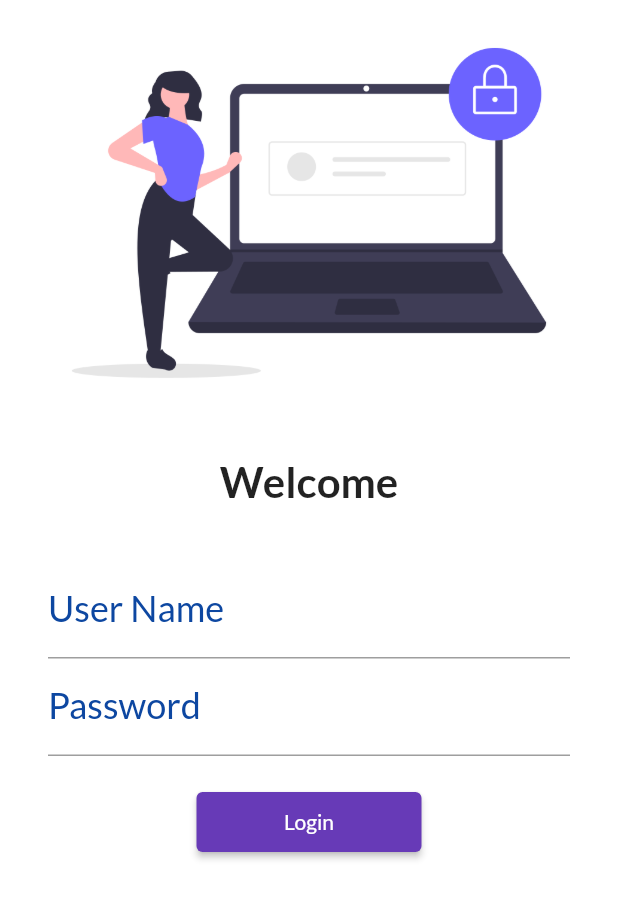
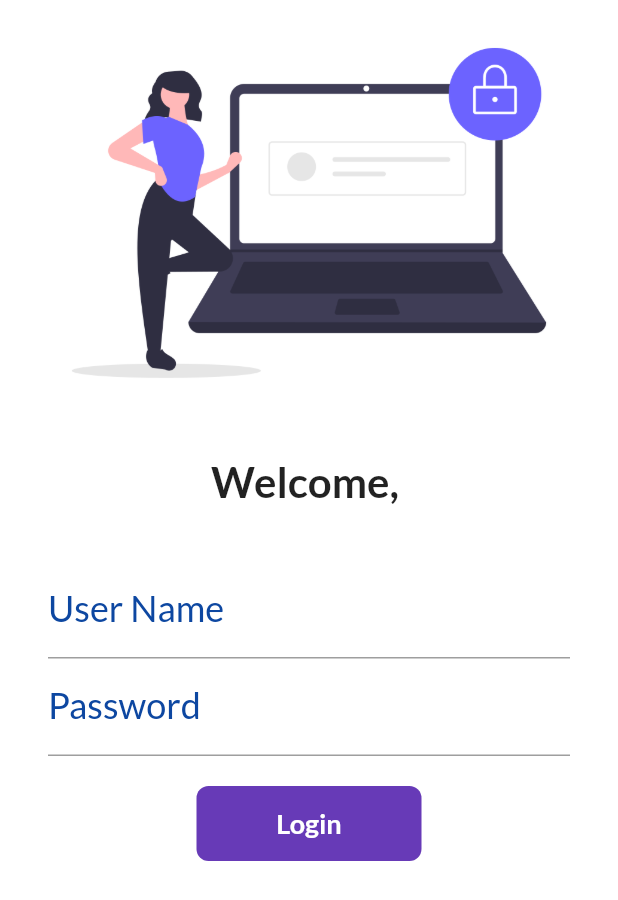
Before and after one commit to DhruvDalal/30daysofflutter, a Flutter app: the screen it shows after launch, on a phone screen of 412 x 824 dp. Shown: the top 900 px of the screen. Run offline on Flutter 3.47's test engine with Material 2 defaults, Android fonts, the phone set to English and light mode, and no system bars; our stand-ins replace google_fonts.

Commit message:
day 6 completed

```diff
--- a/lib/Pages/login_page.dart
+++ b/lib/Pages/login_page.dart
@@ -3,7 +3,15 @@ import 'package:flutter_catalog/Pages/home_page.dart';
 import 'package:flutter_catalog/Utils/routes.dart';
 import 'package:google_fonts/google_fonts.dart';
 
-class LoginPage extends StatelessWidget {
+class LoginPage extends StatefulWidget {
+  @override
+  _LoginPageState createState() => _LoginPageState();
+}
+
+class _LoginPageState extends State<LoginPage> {
+  String name = "";
+  bool changeButton = false;
+
   @override
   Widget build(BuildContext context) {
     return Material(
@@ -16,7 +24,7 @@ class LoginPage extends StatelessWidget {
                 height: 20,
               ),
               Text(
-                "Welcome",
+                "Welcome, $name",
                 style: TextStyle(fontSize: 28, fontWeight: FontWeight.bold),
               ),
               SizedBox(
@@ -28,6 +36,10 @@ class LoginPage extends StatelessWidget {
                 child: Column(
                   children: [
                     TextFormField(
+                      onChanged: (value) {
+                        name = value;
+                        setState(() {});
+                      },
                       decoration: InputDecoration(
                           hintText: "Enter User Name",
                           labelText: "User Name",
@@ -46,13 +58,48 @@ class LoginPage extends StatelessWidget {
                     SizedBox(
                       height: 20,
                     ),
-                    ElevatedButton(
-                        onPressed: () {
-                          Navigator.pushNamed(context, MyRoutes.homeRoute);
-                        },
-                        child: Text("Login"),
-                        style:
-                            TextButton.styleFrom(minimumSize: Size(150, 40))),
+                    InkWell(
+                      onTap: () async {
+                        setState(() {
+                          changeButton = !changeButton;
+                        });
+                        await Future.delayed(Duration(seconds: 1));
+                         Navigator.pushNamed(context, MyRoutes.homeRoute);
+
+                      },
+                      child: AnimatedContainer(
+                        duration: Duration(milliseconds: 1),
+                        height: 50,
+                        width: changeButton ? 50 : 150,
+                        alignment: Alignment.center,
+                        decoration: BoxDecoration(
+                          // shape: changeButton?BoxShape.circle:BoxShape.rectangle,
+                          borderRadius:
+                              BorderRadius.circular(changeButton ? 20 : 8),
+                          color: Colors.deepPurple,
+                        ),
+                        child: changeButton
+                            ? Icon(
+                                Icons.done,
+                                color: Colors.white,
+                                size: 35,
+                              )
+                            : Text(
+                                "Login",
+                                style: TextStyle(
+                                    color: Colors.white,
+                                    fontWeight: FontWeight.bold,
+                                    fontSize: 18),
+                              ),
+                      ),
+                    )
+                    // ElevatedButton(
+                    //     onPressed: () {
+                    //       Navigator.pushNamed(context, MyRoutes.homeRoute);
+                    //     },
+                    //     child: Text("Login"),
+                    //     style:
+                    //         TextButton.styleFrom(minimumSize: Size(150, 40))),
                   ],
                 ),
               )
```
